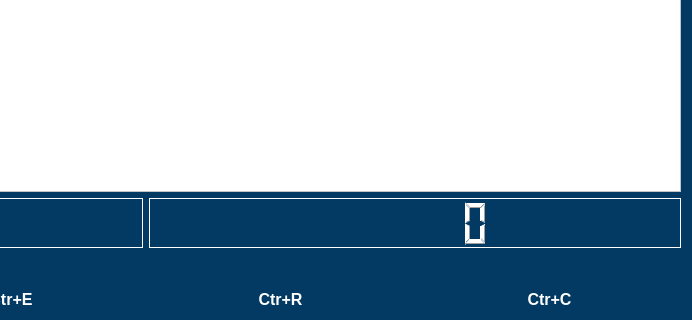
This is uis/qt_uis/invoice.ui in salahkhiat/ModeerPOS as Qt 5 draws it before an edit; both pictures show x 401 to 1093 and y 380 to 700 of the 1093 by 700 pixel window. The edited form follows.
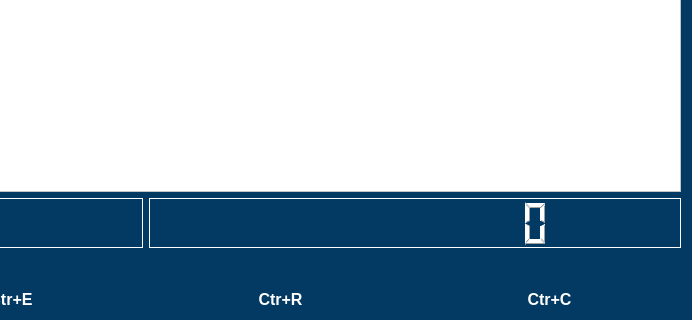
This is the edited form. Icons and pictures are not drawn.

What changed in the file:
```diff
--- a/uis/qt_uis/invoice.ui
+++ b/uis/qt_uis/invoice.ui
@@ -219,6 +219,7 @@
          <property name="font">
           <font>
            <pointsize>20</pointsize>
+           <weight>75</weight>
            <bold>true</bold>
           </font>
          </property>
@@ -227,7 +228,10 @@
 border: 1px solid white;</string>
          </property>
          <property name="digitCount">
-          <number>6</number>
+          <number>11</number>
+         </property>
+         <property name="intValue" stdset="0">
+          <number>0</number>
          </property>
         </widget>
        </item>
```
Left out of the diff: 10 changed lines with no effect on the pictures.
